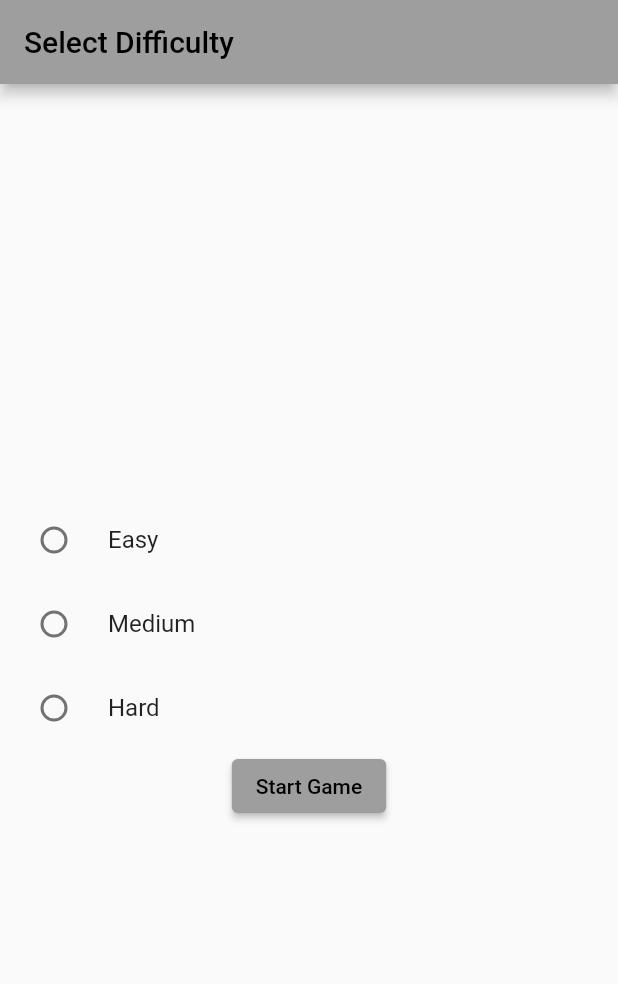
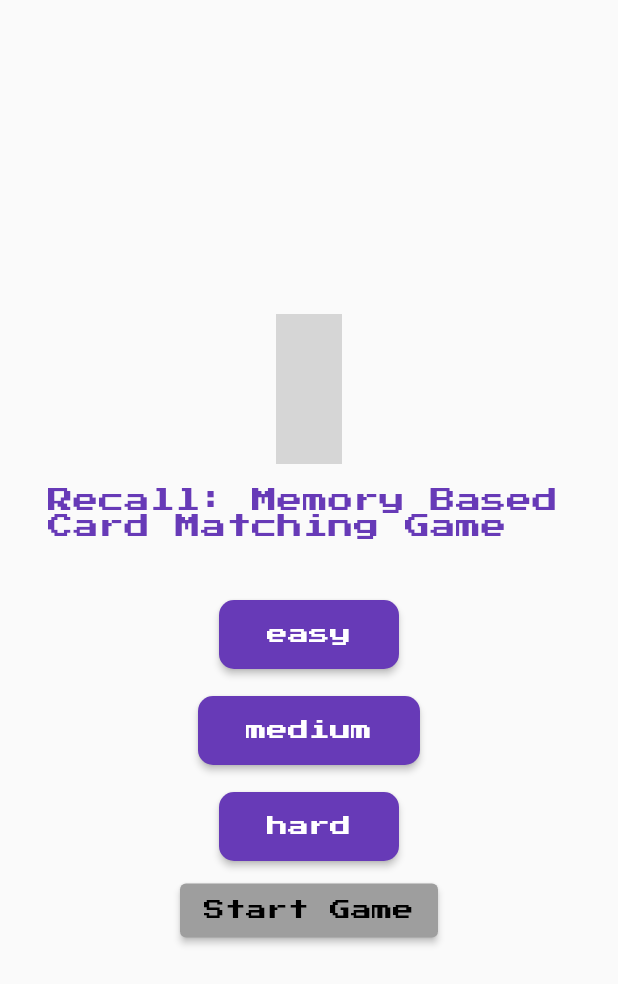
Before and after one commit to S4nch1t/Minor-Project, a Flutter app: the screen it shows after launch, on a phone screen of 412 x 824 dp. Shown: the top 984 px of the screen. Run offline on Flutter 3.47's test engine with Material 2 defaults, Android fonts, the phone set to English and light mode, and no system bars; our stand-ins replace community_material_icon; grey boxes are pictures that could not be loaded.

Commit message:
final changes

```diff
--- a/lib/presentation/controller/game_controller.dart
+++ b/lib/presentation/controller/game_controller.dart
@@ -7,6 +7,8 @@ class GameController {
   List<String> figuresSelected = [];
   bool menuInitialActive = true;
   bool endGame = false;
+
+
 
   void startGame() {
     if (menuInitialActive) {
--- a/lib/presentation/pages/difficulty_selection_menu.dart
+++ b/lib/presentation/pages/difficulty_selection_menu.dart
@@ -1,5 +1,6 @@
 import 'package:flutter/material.dart';
 import 'package:memory_game/presentation/pages/game_view.dart';
+import 'package:community_material_icon/community_material_icon.dart';
 
 class DifficultySelectionMenu extends StatefulWidget {
   @override
@@ -12,42 +13,36 @@ class _DifficultySelectionMenuState extends State<DifficultySelectionMenu> {
   @override
   Widget build(BuildContext context) {
     return Scaffold(
-      appBar: AppBar(
-        title: Text('Select Difficulty'),
-      ),
+      appBar: null,
       body: Column(
         mainAxisAlignment: MainAxisAlignment.center,
         children: <Widget>[
-          RadioListTile<Difficulty>(
-            title: Text('Easy'),
-            value: Difficulty.easy,
-            groupValue: _selectedDifficulty,
-            onChanged: (Difficulty? value) { // Accept nullable Difficulty
-              setState(() {
-                _selectedDifficulty = value;
-              });
-            },
+          Padding(
+            padding: const EdgeInsets.all(16.0),
+            child: Column(
+              children: [
+                Icon(
+                  CommunityMaterialIcons.brain,
+                  color: Colors.deepPurple,
+                  size: 100,
+                ),
+                Padding(
+                  padding: const EdgeInsets.all(16.0),
+                  child: Text(
+                    "Recall: Memory Based Card Matching Game",
+                    style: TextStyle(
+                      color: Colors.deepPurple,
+                      fontSize: 17,
+                      fontFamily: "press start2p regular",
+                    ),
+                  ),
+                ),
+              ],
+            ),
           ),
-          RadioListTile<Difficulty>(
-            title: Text('Medium'),
-            value: Difficulty.medium,
-            groupValue: _selectedDifficulty,
-            onChanged: (Difficulty? value) { // Accept nullable Difficulty
-              setState(() {
-                _selectedDifficulty = value;
-              });
-            },
-          ),
-          RadioListTile<Difficulty>(
-            title: Text('Hard'),
-            value: Difficulty.hard,
-            groupValue: _selectedDifficulty,
-            onChanged: (Difficulty? value) { // Accept nullable Difficulty
-              setState(() {
-                _selectedDifficulty = value;
-              });
-            },
-          ),
+          _buildDifficultyButton(Difficulty.easy),
+          _buildDifficultyButton(Difficulty.medium),
+          _buildDifficultyButton(Difficulty.hard),
           ElevatedButton(
             onPressed: () {
               if (_selectedDifficulty != null) {
@@ -59,10 +54,51 @@ class _DifficultySelectionMenuState extends State<DifficultySelectionMenu> {
                 );
               }
             },
-            child: Text('Start Game'),
+            child: Text(
+              'Start Game',
+              style: TextStyle(
+                fontFamily: "press start2p regular",
+              ),
+            ),
           ),
         ],
       ),
     );
   }
+
+  Widget _buildDifficultyButton(Difficulty difficulty) {
+    bool isSelected = _selectedDifficulty == difficulty;
+
+    return Padding(
+      padding: const EdgeInsets.all(8.0),
+      child: ElevatedButton(
+        style: ElevatedButton.styleFrom(
+          primary: Colors.deepPurple,
+          onPrimary: Colors.white,
+          shape: RoundedRectangleBorder(
+            borderRadius: BorderRadius.circular(10.0),
+            side: BorderSide(
+              color: isSelected ? Colors.white : Colors.transparent,
+              width: 2.0,
+            ),
+          ),
+        ),
+        onPressed: () {
+          setState(() {
+            _selectedDifficulty = difficulty;
+          });
+        },
+        child: Padding(
+          padding: const EdgeInsets.all(16.0),
+          child: Text(
+            difficulty.toString().split('.').last,
+            style: TextStyle(
+              fontFamily: "press start2p regular",
+              color: Colors.white,
+            ),
+          ),
+        ),
+      ),
+    );
+  }
 }
```
Also changed, not shown: lib/presentation/modal/end_game_modal.dart (+17 -10 lines), lib/presentation/modal/menu_modal.dart (+33 -6 lines), lib/presentation/pages/game_view.dart (+105 -17 lines).
